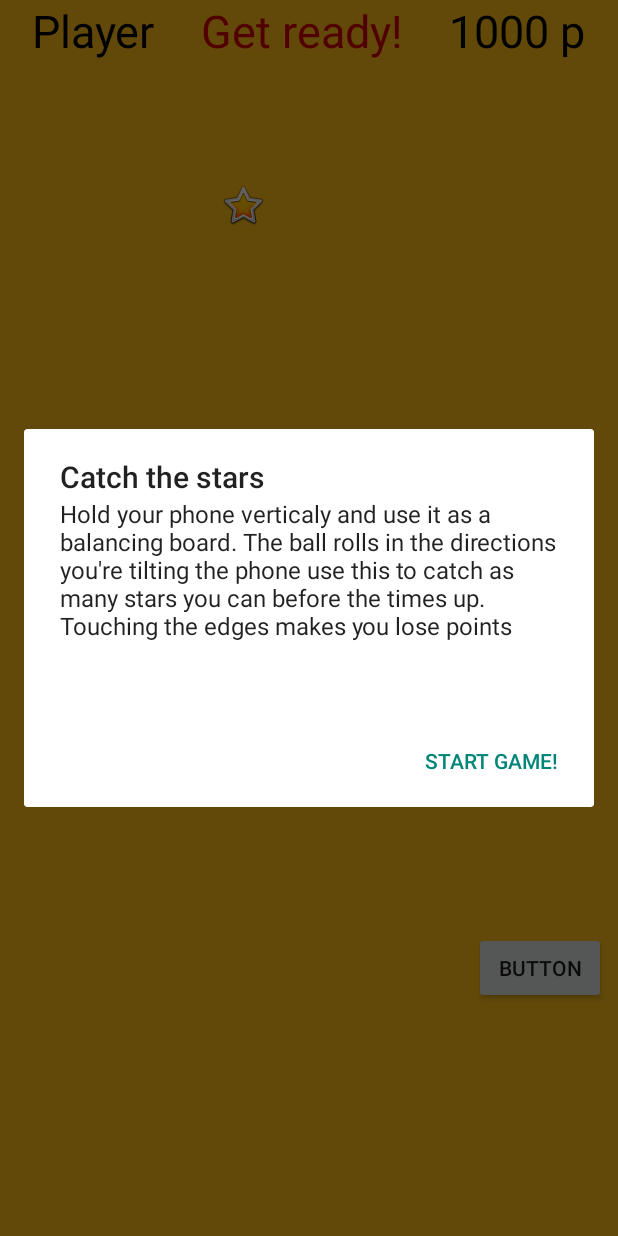
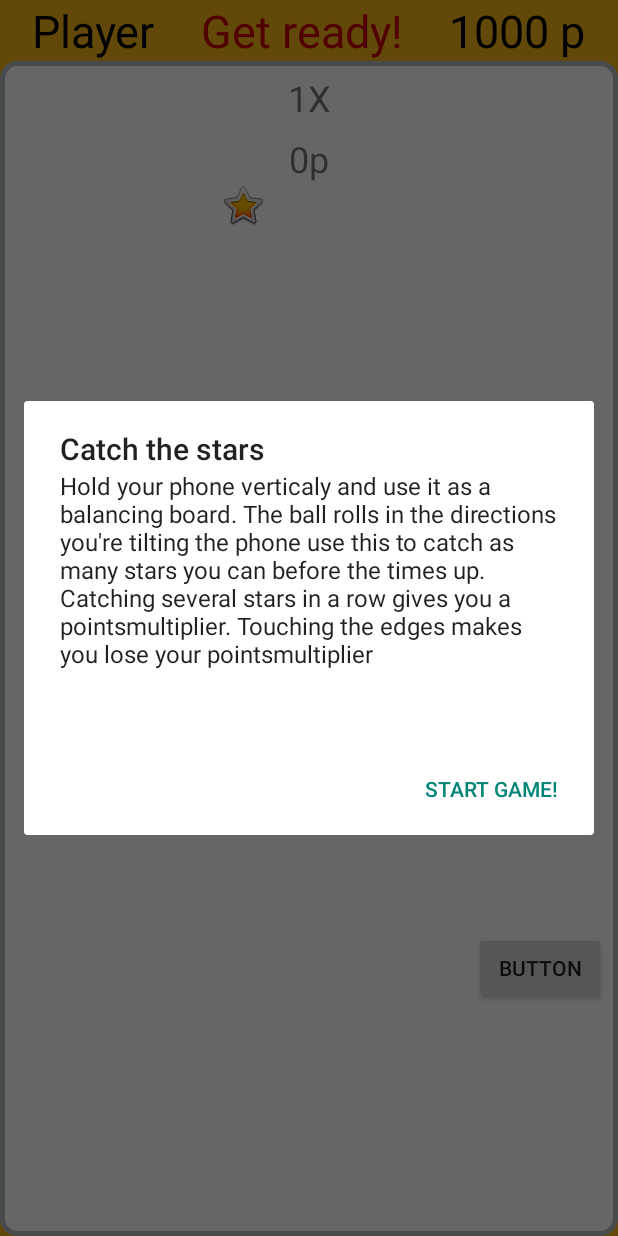
Before and after one commit to riomontana/PartyNonSense, an Android app: the GameActivity screen opened directly, with no data from a screen before it, after a tap on "BUTTON", on a phone screen of 412 x 824 dp. Run offline under Robolectric (Android 15) with nearby library versions, the phone set to English and light mode, and no system bars; 1 statement that could not run was skipped.

Commit message:
Fixed ballgame and improved it

```diff
--- a/app/src/main/java/com/lfo/partynonsense/BallGameSensorListener.java
+++ b/app/src/main/java/com/lfo/partynonsense/BallGameSensorListener.java
@@ -5,7 +5,9 @@ import android.hardware.SensorEvent;
 import android.hardware.SensorEventListener;
 import android.support.constraint.ConstraintLayout;
 import android.text.Layout;
+import android.view.View;
 import android.widget.ImageView;
+import android.widget.TextView;
 
 import java.util.Random;
 
@@ -16,6 +18,9 @@ import java.util.Random;
 public class BallGameSensorListener implements SensorEventListener {
     private ImageView playerIv;
     private ImageView goalIv;
+    private TextView scoreTv;
+    private TextView multiTv;
+    private int scoreMulti;
     private float xVel;
     private float yVel;
     private float goalX;
@@ -23,16 +28,22 @@ public class BallGameSensorListener implements SensorEventListener {
     private int currentGoal;
     private int score;
     private ConstraintLayout layout;
-    public BallGameSensorListener(ImageView playerIv, ImageView goalIv, ConstraintLayout layout){
+    public BallGameSensorListener(ImageView playerIv, ImageView goalIv, ConstraintLayout layout, TextView scoreTV, TextView multiTv){
         this.playerIv = playerIv;
         this.goalIv = goalIv;
         this.layout = layout;
+        this.scoreTv = scoreTV;
+        this.multiTv = multiTv;
+        scoreMulti = 1;
         xVel = 0;
         yVel = 0;
         score = 0;
         goalX = 200;
         goalY = 200;
+        scoreTv.setText(score + "p");
+        multiTv.setText(scoreMulti + "X");
     }
+
     @Override
     public void onSensorChanged(SensorEvent event) {
         xVel = xVel + event.values[0];
@@ -52,20 +63,25 @@ public class BallGameSensorListener implements SensorEventListener {
         if(newXPos > 0 && newXPos < layout.getWidth() - playerIv.getWidth()){
             playerIv.setX(newXPos);
         }else{
-            score --;
+            scoreMulti = 1;
+            multiTv.setText(scoreMulti+"X");
             xVel = (xVel * -1) / 2;
         }
         if(newYPos > 0 && newYPos < layout.getHeight() - playerIv.getHeight()){
             playerIv.setY(newYPos);
         }else{
-            score --;
+            scoreMulti = 1;
+            multiTv.setText(scoreMulti+"X");
             yVel = (yVel * -1) / 2;
         }
         float xDiff = newXPos - goalX;
         float yDiff = newYPos - goalY;
         updateGoal();
         if(xDiff > - playerIv.getWidth()+30 && xDiff < goalIv.getWidth()-30 && yDiff < goalIv.getHeight()-30 && yDiff > - playerIv.getHeight()+30){
-            score ++;
+            score = score + (50*scoreMulti);
+            scoreMulti++;
+            scoreTv.setText(score + "p");
+            multiTv.setText(scoreMulti + "X");
             newGoal();
             updateGoal();
         }
--- a/app/src/main/java/com/lfo/partynonsense/activitys/GameActivity.java
+++ b/app/src/main/java/com/lfo/partynonsense/activitys/GameActivity.java
@@ -153,7 +153,7 @@ public class GameActivity extends AppCompatActivity {
      * Start count down timer and update user interface
      */
     public void startCountDownTimer() {
-        new CountDownTimer(50000, 1000) {
+        new CountDownTimer(10000, 1000) {
 
             public void onTick(long millisUntilFinished) {
                 clockTimer.setText("Time left:" + ((millisUntilFinished / 1000) + 1));
--- a/app/src/main/java/com/lfo/partynonsense/fragments/BallGameFragment.java
+++ b/app/src/main/java/com/lfo/partynonsense/fragments/BallGameFragment.java
@@ -11,6 +11,7 @@ import android.view.LayoutInflater;
 import android.view.View;
 import android.view.ViewGroup;
 import android.widget.ImageView;
+import android.widget.TextView;
 
 import com.lfo.partynonsense.BallGameSensorListener;
 import com.lfo.partynonsense.FragmentTemplate;
@@ -32,7 +33,7 @@ public class BallGameFragment extends Fragment implements FragmentTemplate {
     private Integer score;
     private GameInfoAlertDialogFragment gameInfoDialog;
     private GameStopAlertDialog gameStopAlertDialog;
-    private static final String gameInfo = "Hold your phone verticaly and use it as a balancing board. The ball rolls in the directions you're tilting the phone use this to catch as many stars you can before the times up. Touching the edges makes you lose points";
+    private static final String gameInfo = "Hold your phone verticaly and use it as a balancing board. The ball rolls in the directions you're tilting the phone use this to catch as many stars you can before the times up. Catching several stars in a row gives you a pointsmultiplier. Touching the edges makes you lose your pointsmultiplier";
     public BallGameFragment() {
         // Required empty public constructor
     }
@@ -61,7 +62,7 @@ public class BallGameFragment extends Fragment implements FragmentTemplate {
             sensor = sensorManager.getDefaultSensor(Sensor.TYPE_ACCELEROMETER);
         }
 
-        sensorListener = new BallGameSensorListener(playerIv, goalIv, ballLayout);
+        sensorListener = new BallGameSensorListener(playerIv, goalIv, ballLayout, (TextView) v.findViewById(R.id.score), (TextView)v.findViewById(R.id.multi));
         score = 0;
         createGameInfoAlertDialog();
         return v;
@@ -97,7 +98,7 @@ public class BallGameFragment extends Fragment implements FragmentTemplate {
     @Override
     public void onPause() {
         super.onPause();
-        stop();
+        sensorManager.unregisterListener(sensorListener);
     }
 
     public void onDestroy() {
@@ -121,6 +122,7 @@ public class BallGameFragment extends Fragment implements FragmentTemplate {
     public int getScore() {
         return score;
     }
+
     public void reset() {
 
     }
--- /dev/null
+++ b/app/src/main/res/drawable/layout_border.xml
@@ -0,0 +1,7 @@
+<?xml version="1.0" encoding="UTF-8"?>
+<shape xmlns:android="http://schemas.android.com/apk/res/android">
+    <solid android:color="#FFFFFF"/>
+    <stroke android:width="3dip" android:color="#B1BCBE" />
+    <corners android:radius="10dip"/>
+    <padding android:left="0dip" android:top="0dip" android:right="0dip" android:bottom="0dip" />
+</shape>
--- a/app/src/main/res/layout/fragment_ball_game.xml
+++ b/app/src/main/res/layout/fragment_ball_game.xml
@@ -5,6 +5,7 @@
     android:layout_width="match_parent"
     android:layout_height="match_parent"
     android:minHeight="0dp"
+    android:background="@drawable/layout_border"
     tools:context="com.lfo.partynonsense.BallGameFragment">
 
     <!-- TODO: Update blank fragment layout -->
@@ -42,4 +43,28 @@
         app:layout_constraintTop_toTopOf="parent"
         app:layout_constraintVertical_bias="0.0" />
 
+    <TextView
+        android:id="@+id/multi"
+        android:layout_width="wrap_content"
+        android:layout_height="wrap_content"
+        android:layout_marginEnd="8dp"
+        android:layout_marginStart="8dp"
+        android:layout_marginTop="8dp"
+        android:textSize="24sp"
+        app:layout_constraintEnd_toEndOf="parent"
+        app:layout_constraintStart_toStartOf="parent"
+        app:layout_constraintTop_toTopOf="parent" />
+
+    <TextView
+        android:id="@+id/score"
+        android:layout_width="wrap_content"
+        android:layout_height="wrap_content"
+        android:layout_marginEnd="8dp"
+        android:layout_marginStart="8dp"
+        android:layout_marginTop="8dp"
+        android:textSize="24sp"
+        app:layout_constraintEnd_toEndOf="parent"
+        app:layout_constraintStart_toStartOf="parent"
+        app:layout_constraintTop_toBottomOf="@+id/multi" />
+
 </android.support.constraint.ConstraintLayout>
```
